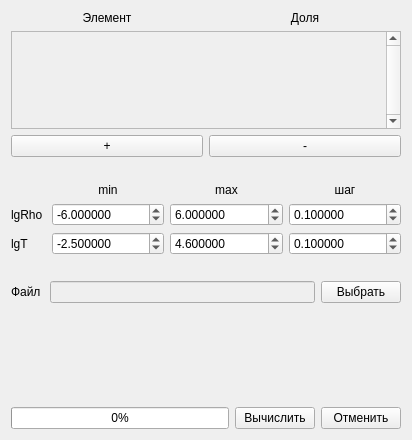
Qt form mainwindow/mainwindow.ui (ioannkozlitin/ion4) before a commit.
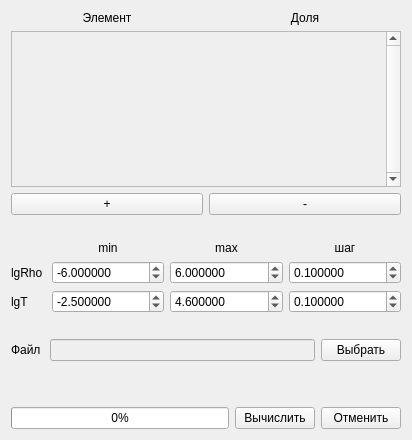
The same form after that commit.

Commit message: Доработан графический интерфейс пользователя

```diff
--- a/mainwindow/mainwindow.ui
+++ b/mainwindow/mainwindow.ui
@@ -156,7 +156,7 @@
            <number>6</number>
           </property>
           <property name="minimum">
-           <double>-10.000000000000000</double>
+           <double>0.000001000000000</double>
           </property>
           <property name="maximum">
            <double>10.000000000000000</double>
@@ -217,7 +217,7 @@
            <number>6</number>
           </property>
           <property name="minimum">
-           <double>-10.000000000000000</double>
+           <double>0.000001000000000</double>
           </property>
           <property name="maximum">
            <double>10.000000000000000</double>
@@ -318,7 +318,7 @@
        <enum>Qt::Vertical</enum>
       </property>
       <property name="sizeType">
-       <enum>QSizePolicy::MinimumExpanding</enum>
+       <enum>QSizePolicy::Fixed</enum>
       </property>
       <property name="sizeHint" stdset="0">
        <size>
```
Left out of the diff: 16 changed lines with no effect on the pictures. The commit also changes 2 other files.
